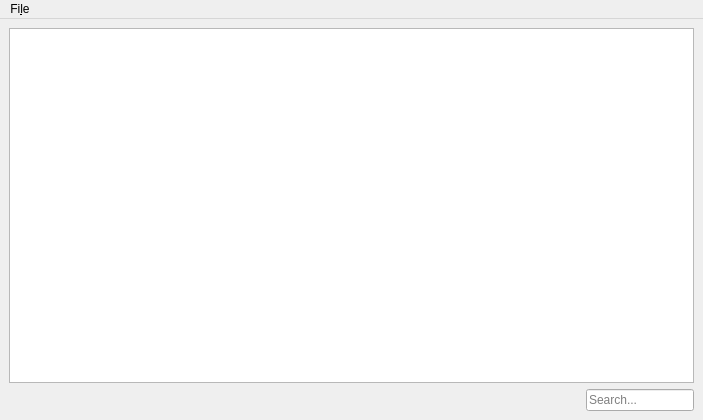
Before: the Qt Designer form traffictoll/gui/views/mainwindow.ui in Intika-Linux-Network/TrafficToll, drawn with Qt 5.
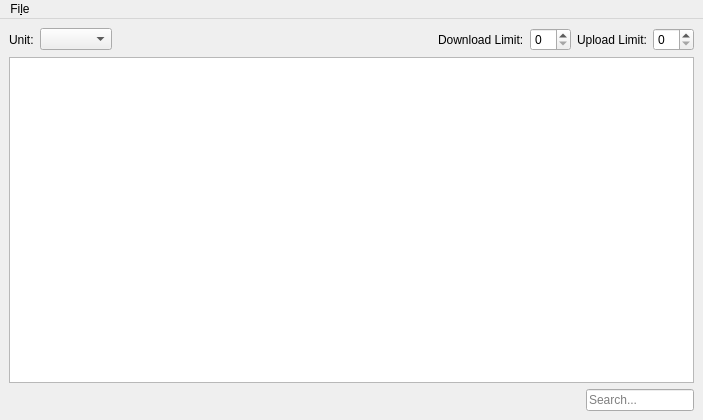
After: the same form once the commit is applied.

```diff
--- a/traffictoll/gui/views/mainwindow.ui
+++ b/traffictoll/gui/views/mainwindow.ui
@@ -15,6 +15,53 @@
   </property>
   <widget class="QWidget" name="centralwidget">
    <layout class="QVBoxLayout" name="verticalLayout_2">
+    <item>
+     <layout class="QHBoxLayout" name="horizontalLayout_3">
+      <item>
+       <widget class="QLabel" name="label_3">
+        <property name="text">
+         <string>Unit:</string>
+        </property>
+       </widget>
+      </item>
+      <item>
+       <widget class="QComboBox" name="comboBox"/>
+      </item>
+      <item>
+       <spacer name="horizontalSpacer_2">
+        <property name="orientation">
+         <enum>Qt::Horizontal</enum>
+        </property>
+        <property name="sizeHint" stdset="0">
+         <size>
+          <width>40</width>
+          <height>20</height>
+         </size>
+        </property>
+       </spacer>
+      </item>
+      <item>
+       <widget class="QLabel" name="label">
+        <property name="text">
+         <string>Download Limit:</string>
+        </property>
+       </widget>
+      </item>
+      <item>
+       <widget class="QSpinBox" name="download_limit"/>
+      </item>
+      <item>
+       <widget class="QLabel" name="label_2">
+        <property name="text">
+         <string>Upload Limit:</string>
+        </property>
+       </widget>
+      </item>
+      <item>
+       <widget class="QSpinBox" name="upload_limit"/>
+      </item>
+     </layout>
+    </item>
     <item>
      <layout class="QVBoxLayout" name="verticalLayout">
       <item>
```
